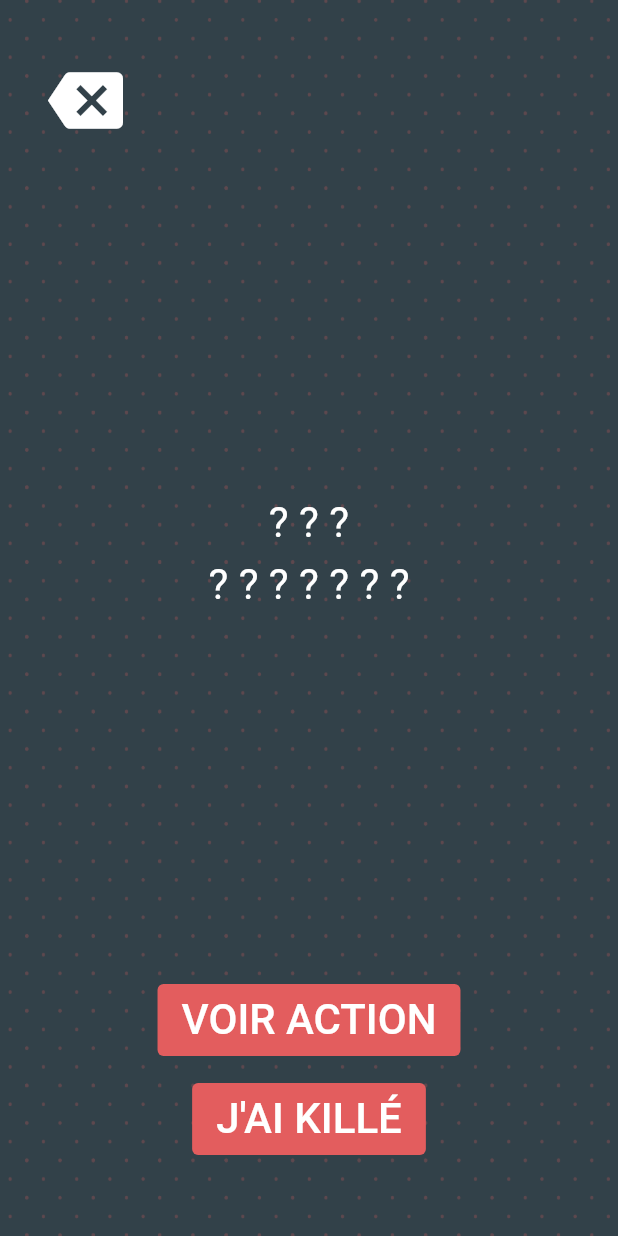
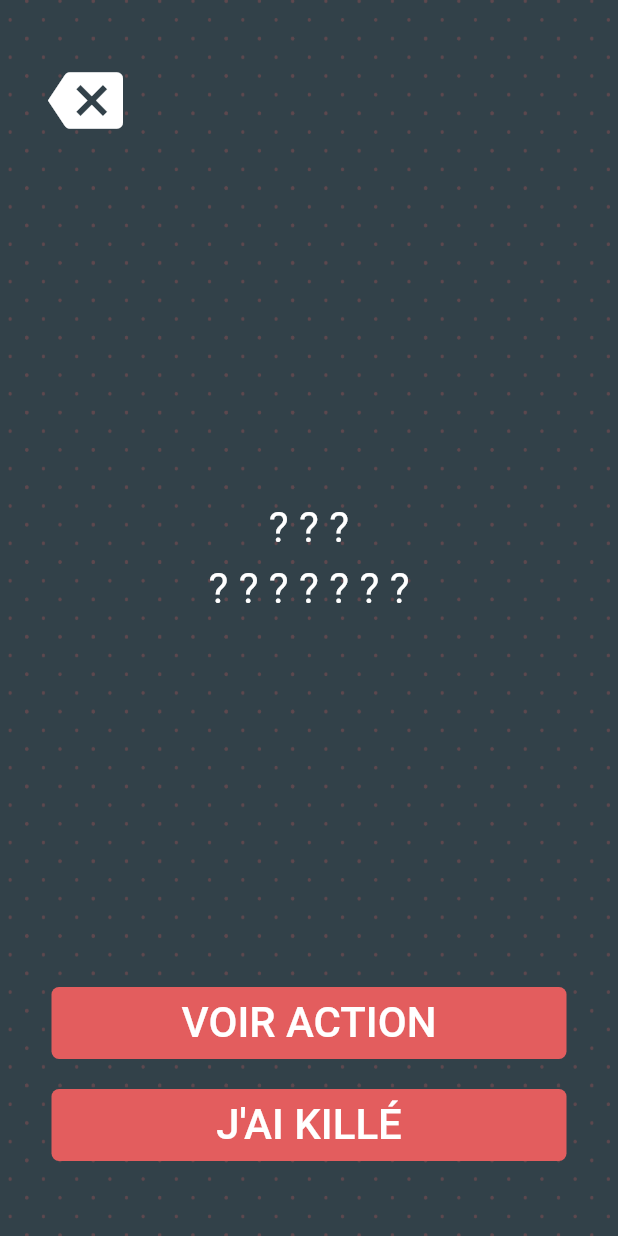
Before and after one commit to EdouardPlantevin/Killer, a Flutter app: the PledgePage widget shown alone on an empty page, opened directly with empty values, on a phone screen of 412 x 824 dp. Run offline on Flutter 3.47's test engine with Material 2 defaults, Android fonts, the phone set to English and light mode, and no system bars; our stand-ins replace shared_preferences, sqflite; accounts and stored records are empty.

Commit message:
change button pledge_page

```diff
--- a/lib/widgets/pledge_page.dart
+++ b/lib/widgets/pledge_page.dart
@@ -105,9 +105,12 @@ class _PledgePageState extends State<PledgePage> {
                 new Column(
                   mainAxisAlignment: MainAxisAlignment.spaceEvenly,
                   children: <Widget>[
-                    new Card(
-                        color: Color(0xFFE35D5E),
-                        elevation: 0,
+                    new Container(
+                        decoration: new BoxDecoration(
+                          borderRadius: new BorderRadius.all(Radius.circular(5.0)),
+                          color: Color(0xFFE35D5E),
+                        ),
+                        width: MediaQuery.of(context).size.width / 1.2,
                         child: new GestureDetector(
                           onLongPress: () {
                             setState(() {
@@ -134,11 +137,14 @@ class _PledgePageState extends State<PledgePage> {
                         )
                     ),
                     new Container(
-                      height: 10.0,
+                      height: 20.0,
                     ),
-                    new Card(
-                        color: Color(0xFFE35D5E),
-                        elevation: 0,
+                    new Container(
+                        decoration: new BoxDecoration(
+                            borderRadius: new BorderRadius.all(Radius.circular(5.0)),
+                            color: Color(0xFFE35D5E),
+                        ),
+                        width: MediaQuery.of(context).size.width / 1.2,
                         child: new GestureDetector(
                           onTap: () {
                             if (widget.player.isAlive == 1) {
```
